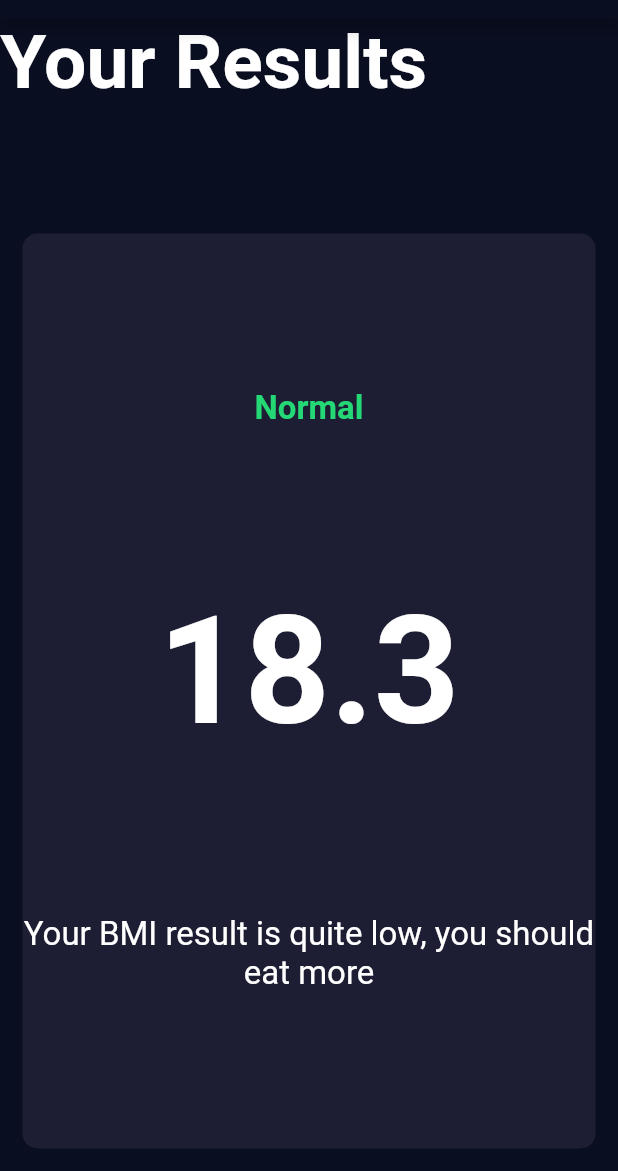
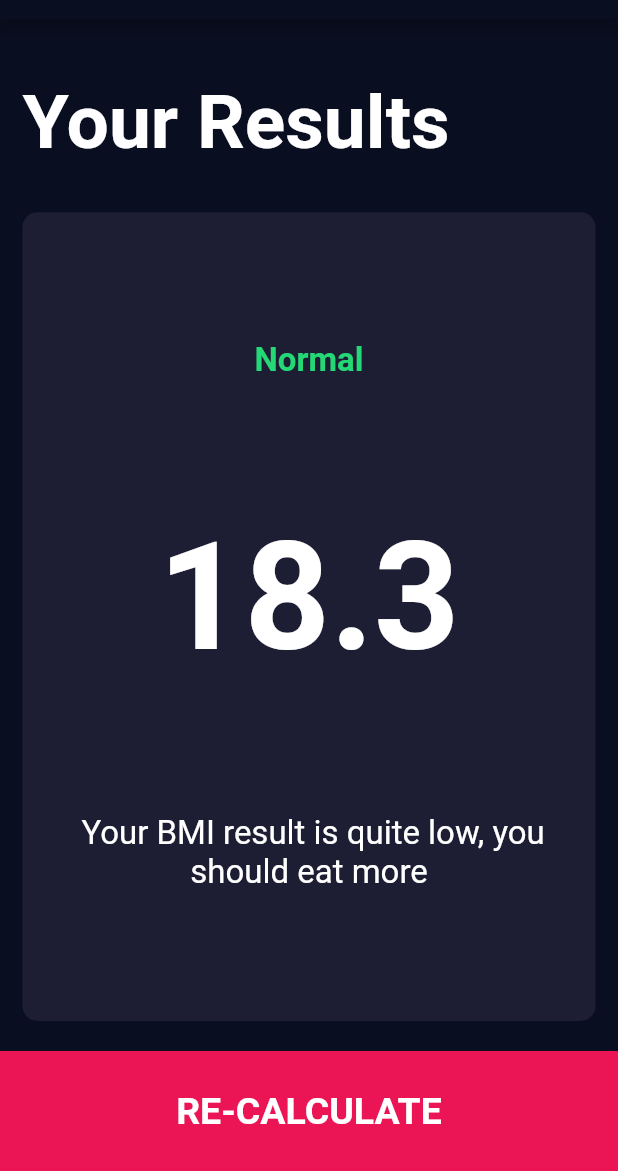
Before and after one commit to Sandra-chemist/bmi_calculator, a Flutter app: the ResultsPage screen opened directly, on a phone screen of 412 x 824 dp, the part 65-1236 px from its top. Run offline on Flutter 3.47's test engine with Material 2 defaults, Android fonts, the phone set to English and light mode, and no system bars; our stand-ins replace font_awesome_flutter.

Commit message:
BottomButton Widget was added to result_page

```diff
--- a/lib/screens/results_page.dart
+++ b/lib/screens/results_page.dart
@@ -1,6 +1,7 @@
 import 'package:bmi_calculator_flutter_app/constants.dart';
 import 'package:flutter/material.dart';
 import '../components/reusable_card.dart';
+import 'package:bmi_calculator_flutter_app/components/bottom_button.dart';
 
 class ResultsPage extends StatelessWidget {
   @override
@@ -15,6 +16,8 @@ class ResultsPage extends StatelessWidget {
         children: [
           Expanded(
             child: Container(
+              padding: EdgeInsets.all(15.0),
+              alignment: Alignment.bottomLeft,
               child: Text(
                 'Your Results',
                 style: kTitleStyle,
@@ -38,15 +41,20 @@ class ResultsPage extends StatelessWidget {
                     style: kBMITextStyle,
                   ),
                   Text(
-                    'Your BMI result is quite low, you should eat more',
+                    ' Your BMI result is quite low, you should eat more ',
                     style: kBodyTextStyle,
                     textAlign: TextAlign.center,
-                  )
+                  ),
                 ],
               ),
               onPress: () {},
             ),
-          )
+          ),
+          BottomButton(
+              onTap: () {
+                Navigator.pop(context);
+              },
+              buttonTittle: 'RE-CALCULATE')
         ],
       ),
     );
```
